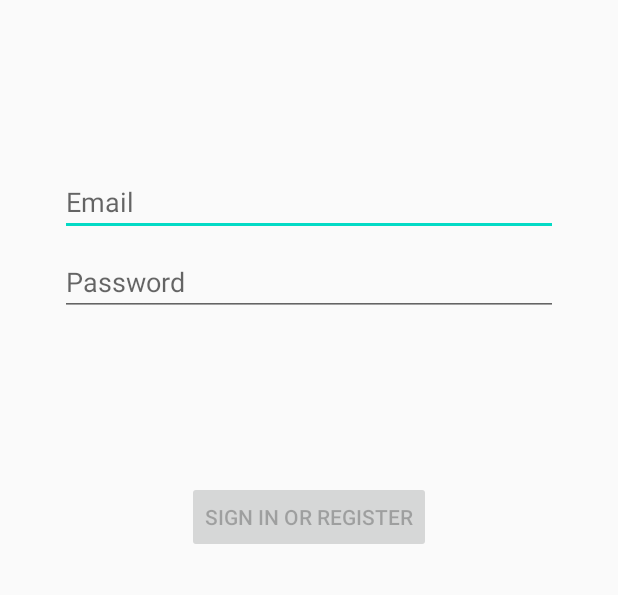
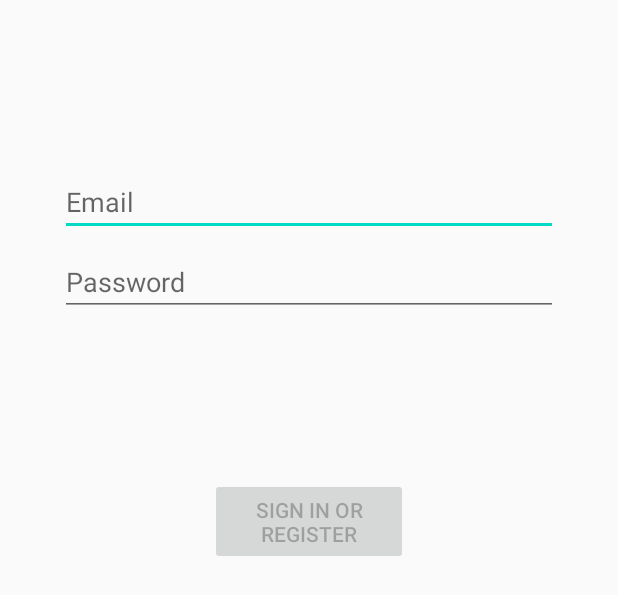
Before and after one commit to Noelle15/dutapp_appMobile, an Android app: the layout activity_login.xml on its own in the app's theme, with its tools: preview values and no code run, on a phone screen of 412 x 824 dp. Shown: the top 595 px of the screen. Run offline under Robolectric (Android 15) with nearby library versions, the phone set to English and light mode, and no system bars.

```diff
--- a/app/src/main/java/com/example/dut_app_mobile/MainActivity.java
+++ b/app/src/main/java/com/example/dut_app_mobile/MainActivity.java
@@ -16,6 +16,7 @@ public class MainActivity extends AppCompatActivity {
     protected void onCreate(Bundle savedInstanceState) {
         super.onCreate(savedInstanceState);
         setContentView(R.layout.activity_main);
+
         BottomNavigationView navView = findViewById(R.id.nav_view);
         // Passing each menu ID as a set of Ids because each
         // menu should be considered as top level destinations.
@@ -25,6 +26,7 @@ public class MainActivity extends AppCompatActivity {
         NavController navController = Navigation.findNavController(this, R.id.nav_host_fragment);
         NavigationUI.setupActionBarWithNavController(this, navController, appBarConfiguration);
         NavigationUI.setupWithNavController(navView, navController);
+
     }
 
 }
--- a/app/src/main/java/com/example/dut_app_mobile/data/LoginDataSource.java
+++ b/app/src/main/java/com/example/dut_app_mobile/data/LoginDataSource.java
@@ -12,6 +12,7 @@ public class LoginDataSource {
     public Result<LoggedInUser> login(String username, String password) {
 
         try {
+            //call here firebase
             // TODO: handle loggedInUser authentication
             LoggedInUser fakeUser =
                     new LoggedInUser(
--- a/app/src/main/res/layout/activity_login.xml
+++ b/app/src/main/res/layout/activity_login.xml
@@ -45,8 +45,8 @@
 
     <Button
         android:id="@+id/login"
-        android:layout_width="wrap_content"
-        android:layout_height="wrap_content"
+        android:layout_width="132dp"
+        android:layout_height="58dp"
         android:layout_gravity="start"
         android:layout_marginStart="48dp"
         android:layout_marginTop="16dp"
```
Also changed, not shown: app/src/main/AndroidManifest.xml (+9 -4 lines), app/src/main/java/com/example/dut_app_mobile/ui/login/LoginActivity.java (+5 -4 lines).
